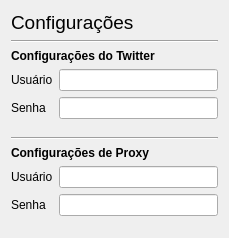
Old version of the form frmconfig.ui in the repository thiagomg/twithiago.
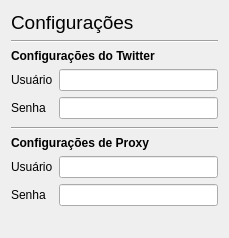
New version of the form.

Commit message: Adicionado layout de form.

```diff
--- a/frmconfig.ui
+++ b/frmconfig.ui
@@ -13,7 +13,7 @@
   <property name="windowTitle">
    <string>Dialog</string>
   </property>
-  <layout class="QVBoxLayout" name="verticalLayout_2" stretch="0,0,0,1,0,0,1">
+  <layout class="QVBoxLayout" name="verticalLayout_2" stretch="0,0,0,1,0,0,1,0">
    <item>
     <widget class="QLabel" name="lblTitle">
      <property name="font">
@@ -116,6 +116,19 @@
      </item>
     </layout>
    </item>
+   <item>
+    <spacer name="horizontalSpacer">
+     <property name="orientation">
+      <enum>Qt::Horizontal</enum>
+     </property>
+     <property name="sizeHint" stdset="0">
+      <size>
+       <width>40</width>
+       <height>20</height>
+      </size>
+     </property>
+    </spacer>
+   </item>
   </layout>
  </widget>
  <resources/>
```
The commit also changes 8 other files.
